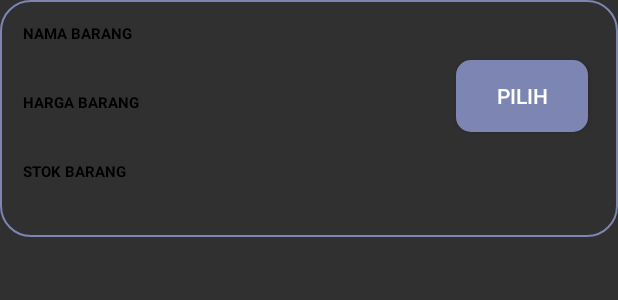
After one commit to briant24/ManajemenBengkel, an Android app: the layout layout_list_barang.xml on its own in the app's theme, with its tools: preview values and no code run, on a phone screen of 412 x 824 dp. The commit adds this screen. Shown: the top 300 px of the screen. Run offline under Robolectric (Android 15) with nearby library versions, the phone set to English and light mode, and no system bars.

Commit message:
ListView in Fragment

```diff
--- a/app/src/main/java/com/michi/manajemenbengkel/gold/KoneksiAPI.java
+++ b/app/src/main/java/com/michi/manajemenbengkel/gold/KoneksiAPI.java
@@ -2,10 +2,11 @@ package com.michi.manajemenbengkel.gold;
 
 public class KoneksiAPI {
     //dynamic ip before production
-    //private static final String db ="http://192.168.1.40/ManajemenWarehouse/";
-    private static final String db ="https://androidemployee.000webhostapp.com/ManajemenWarehouse/";
+    private static final String db ="http://192.168.1.22/ManajemenWarehouse/";
+    //private static final String db ="https://androidemployee.000webhostapp.com/ManajemenWarehouse/";
     public static final String AllItem = db+"warehouse/cuditem.php";
     public static final String ShowItem = db+"warehouse/showItem.php";
+    public static final String ShowItemTek = db+"warehouse/showItemTek.php";
     public static final String AllUser = db+"user/cuduser.php";
     public static final String login = db+"user/auth.php";
     public static final String register = db+"user/cekUser.php";
--- /dev/null
+++ b/app/src/main/res/drawable/linear_border.xml
@@ -0,0 +1,6 @@
+<?xml version="1.0" encoding="UTF-8"?>
+<shape xmlns:android="http://schemas.android.com/apk/res/android" android:shape="rectangle">
+    <corners android:radius="20dp"/>
+    <padding android:left="10dp" android:right="10dp" android:top="10dp" android:bottom="10dp"/>
+    <stroke android:width="1dp" android:color="@color/accent_apk"/>
+</shape>
--- /dev/null
+++ b/app/src/main/res/layout/layout_list_barang.xml
@@ -0,0 +1,83 @@
+<?xml version="1.0" encoding="utf-8"?>
+<androidx.constraintlayout.widget.ConstraintLayout xmlns:android="http://schemas.android.com/apk/res/android"
+    android:layout_width="match_parent"
+    android:layout_height="match_parent"
+    xmlns:app="http://schemas.android.com/apk/res-auto"
+    android:orientation="vertical">
+
+    <Button
+        app:layout_constraintTop_toTopOf="parent"
+        android:layout_marginHorizontal="20dp"
+        android:layout_marginVertical="40dp"
+        app:layout_constraintRight_toRightOf="parent"
+        android:id="@+id/btnAddItem"
+        android:layout_width="wrap_content"
+        android:layout_height="wrap_content"
+        android:background="@drawable/custom_button"
+        android:text="PILIH"/>
+
+    <LinearLayout
+        android:background="@drawable/linear_border"
+        android:layout_width="match_parent"
+        android:layout_height="wrap_content"
+        app:layout_constraintTop_toTopOf="parent"
+        android:orientation="vertical">
+        <TextView
+            android:id="@+id/textView2"
+            android:layout_margin="5dp"
+            android:layout_width="match_parent"
+            android:layout_height="wrap_content"
+            android:text="NAMA BARANG"
+            android:textSize="10sp"
+            android:textColor="@color/black"
+            android:textStyle="bold"/>
+
+        <TextView
+            android:id="@+id/tvNama1"
+            android:layout_width="match_parent"
+            android:layout_marginHorizontal="5dp"
+            android:textColor="@color/black"
+            android:textSize="15sp"
+            android:layout_height="wrap_content"
+            android:text="" />
+
+        <TextView
+            android:id="@+id/textView4"
+            android:layout_margin="5dp"
+            android:layout_width="match_parent"
+            android:layout_height="wrap_content"
+            android:text="HARGA BARANG"
+            android:textSize="10sp"
+            android:textColor="@color/black"
+            android:textStyle="bold"/>
+
+        <TextView
+            android:id="@+id/tvHarga1"
+            android:layout_width="match_parent"
+            android:layout_marginHorizontal="5dp"
+            android:textColor="@color/black"
+            android:textSize="15sp"
+            android:layout_height="wrap_content"
+            android:text="" />
+
+        <TextView
+            android:id="@+id/textView5"
+            android:layout_margin="5dp"
+            android:layout_width="match_parent"
+            android:layout_height="wrap_content"
+            android:text="STOK BARANG"
+            android:textSize="10sp"
+            android:textColor="@color/black"
+            android:textStyle="bold"/>
+
+        <TextView
+            android:id="@+id/tvStok1"
+            android:layout_width="match_parent"
+            android:layout_marginHorizontal="5dp"
+            android:textSize="15sp"
+            android:layout_height="wrap_content"
+            android:textColor="@color/black"
+            android:text="" />
+
+    </LinearLayout>
+</androidx.constraintlayout.widget.ConstraintLayout>
```
Also changed, not shown: app/src/main/java/com/michi/manajemenbengkel/gold/AdapterWarehouse.java (added, +51 -0 lines), app/src/main/java/com/michi/manajemenbengkel/gold/CustFragment.java (+1 -6 lines), app/src/main/java/com/michi/manajemenbengkel/gold/CustItemFragment.java (+82 -2 lines), app/src/main/res/layout/fragment_cust.xml (+1 -13 lines), app/src/main/res/layout/fragment_cust_item.xml (+5 -4 lines).
